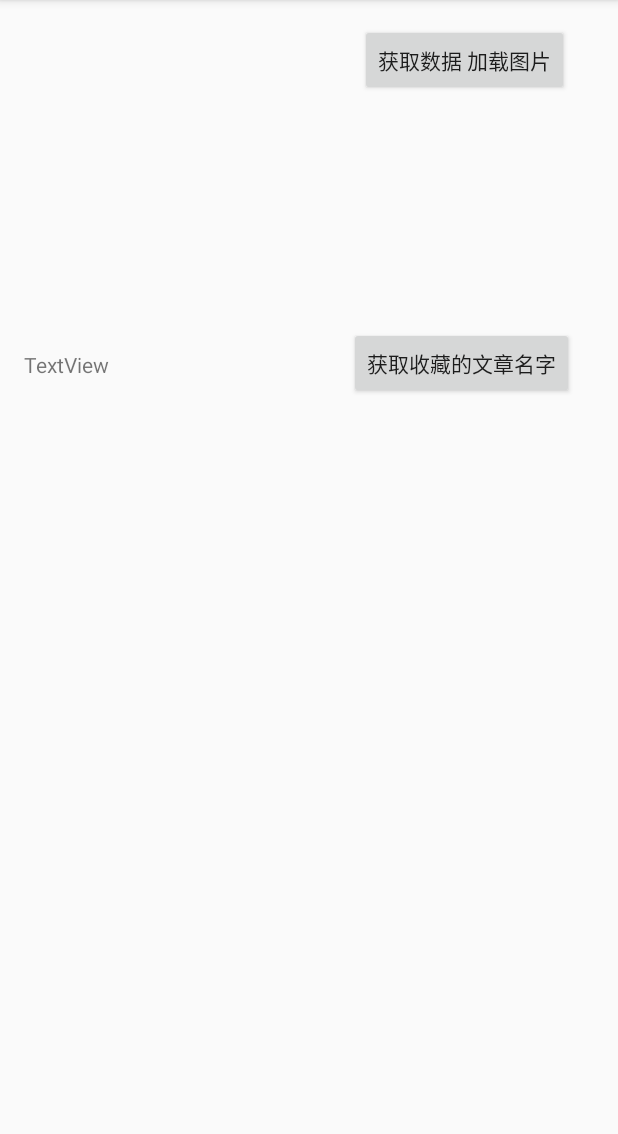
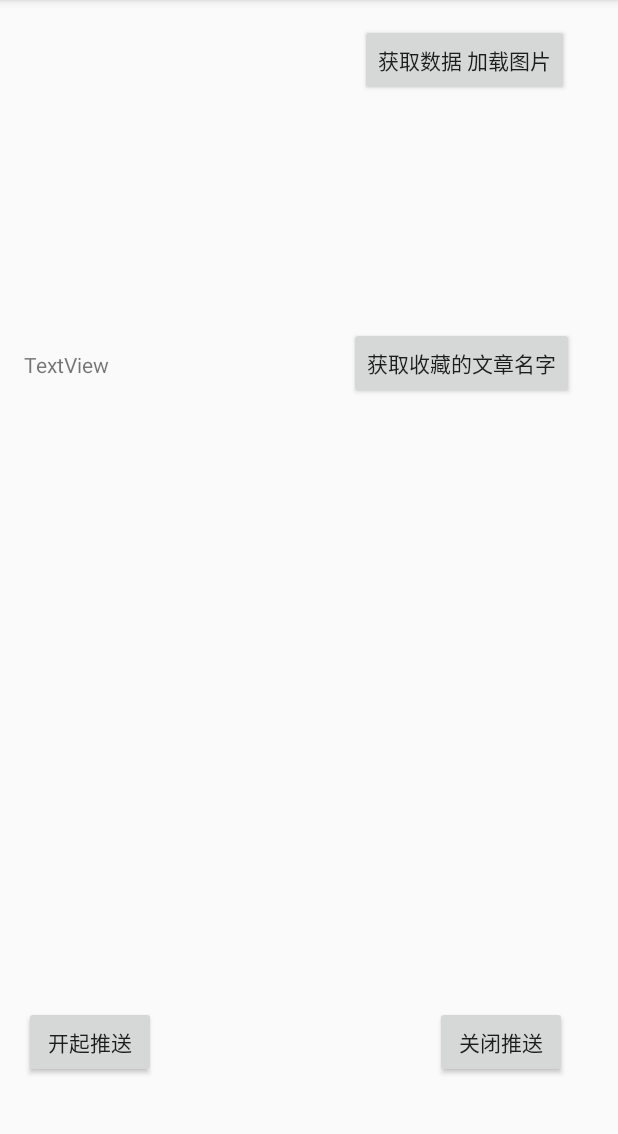
Before and after one commit to myxfeng/myxLib, an Android app: the screen it shows after launch (MainActivity), on a phone screen of 412 x 824 dp, the part 84-1218 px from its top. Run offline under Robolectric (Android 15) with nearby library versions, the phone set to English and light mode, and no system bars; our stand-ins replace ButterKnife; libraries missing offline, so code that uses them is left out: com.facebook.cache, com.facebook.common, com.facebook.datasource, com.facebook.drawee, com.facebook.imagepipeline and 3 more; plain views replace SimpleDraweeView; pictures from the network do not load; 6 statements that could not run were skipped.

Commit message:
个推test

```diff
--- /dev/null
+++ b/app/gradle.properties
@@ -0,0 +1,3 @@
+RELEASE_GETUI_APP_ID=UVBGLIsJMIA64waAVLWWq8
+RELEASE_GETUI_APP_KEY=eaxmesfOk670W49YOUDum
+RELEASE_GETUI_APP_SECRET=VcmP8Riw3CAwNKuVX10CK4
--- a/app/src/main/res/layout/activity_main.xml
+++ b/app/src/main/res/layout/activity_main.xml
@@ -50,4 +50,27 @@
         android:layout_alignParentStart="true"
         android:layout_marginBottom="13dp"
         android:id="@+id/title" />
+
+    <Button
+        android:text="开起推送"
+        android:layout_width="wrap_content"
+        android:layout_height="wrap_content"
+        android:layout_alignParentBottom="true"
+        android:layout_alignParentLeft="true"
+        android:layout_alignParentStart="true"
+        android:layout_marginBottom="33dp"
+        android:onClick="openpush"
+        android:id="@+id/button5" />
+
+    <Button
+        android:text="关闭推送"
+        android:onClick="closepush"
+        android:layout_width="wrap_content"
+        android:layout_height="wrap_content"
+        android:layout_alignTop="@+id/button5"
+        android:layout_alignLeft="@+id/button"
+        android:layout_alignStart="@+id/button"
+        android:layout_marginLeft="50dp"
+        android:layout_marginStart="50dp"
+        android:id="@+id/button6" />
 </RelativeLayout>
--- a/build.gradle
+++ b/build.gradle
@@ -17,7 +17,9 @@ allprojects {
     repositories {
         jcenter()
         mavenCentral()
-
+        maven {
+            url "http://mvn.gt.igexin.com/nexus/content/repositories/releases/"
+        }
     }
     tasks.withType(Javadoc) {
         options {
--- a/gradle.properties
+++ b/gradle.properties
@@ -15,6 +15,7 @@ org.gradle.jvmargs=-Xmx1536m
 # This option should only be used with decoupled projects. More details, visit
 # http://www.gradle.org/docs/current/userguide/multi_project_builds.html#sec:decoupled_projects
 # org.gradle.parallel=true
+android.useDeprecatedNdk=true
 
 COMPILE_SDK_VERSION=25
 BUILDTOOLS_VERSION=25.0.2
```
Also changed, not shown: app/build.gradle (+42 -2 lines), app/src/main/AndroidManifest.xml (+26 -4 lines), app/src/main/java/com/myx/feng/MainActivity.java (+15 -0 lines), app/src/main/java/com/myx/feng/getui/Main2Activity.java (added, +15 -0 lines), app/src/main/res/layout/activity_main2.xml (added, +24 -0 lines).
